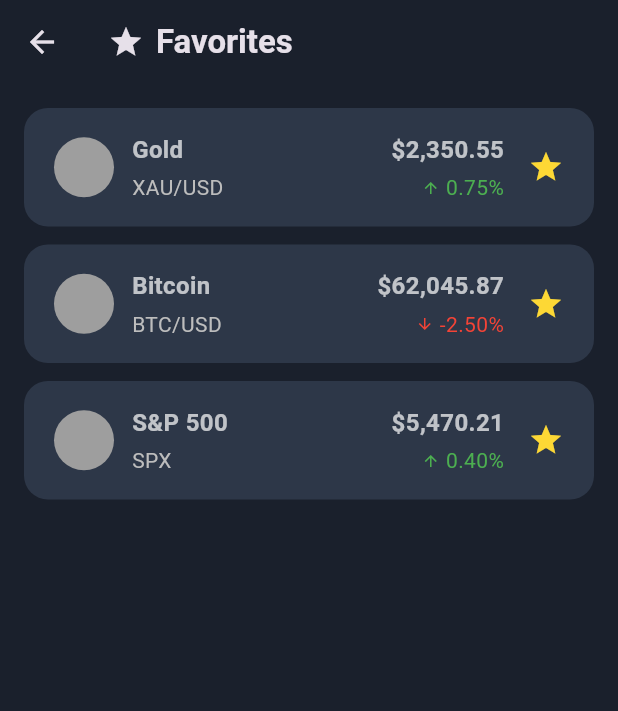
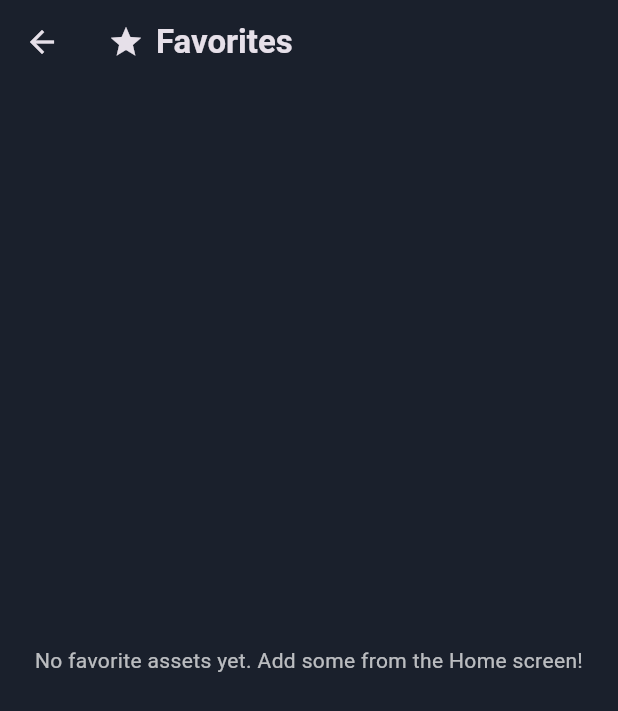
Before and after one commit to MuhammetEmirAydogan/Value_Flow_App, a Flutter app: the FavoritesScreen screen opened directly, on a phone screen of 412 x 824 dp. Shown: the top 711 px of the screen. Run offline on Flutter 3.47's test engine with Material 3 defaults, Android fonts, the phone set to English and light mode, and no system bars.

Commit message:
feat(assets): Implement AssetsProvider for favorite management and asset listing

```diff
--- a/lib/common/widgets/asset_list_item.dart
+++ b/lib/common/widgets/asset_list_item.dart
@@ -1,56 +1,52 @@
-// lib/common/widgets/asset_list_item.dart
 import 'package:flutter/material.dart';
 
 class AssetListItem extends StatelessWidget {
-  final String iconUrl; // Şimdilik kullanmayacağız ama ileride lazım olacak
+  final String iconUrl;
   final String name;
   final String symbol;
   final String price;
   final double changePercentage;
   final bool isFavorite;
+  final VoidCallback? onFavoriteToggle; // YENİ PARAMETRE
 
   const AssetListItem({
     super.key,
-    this.iconUrl = '', // Varsayılan boş değer
+    this.iconUrl = '',
     required this.name,
     required this.symbol,
     required this.price,
     required this.changePercentage,
     this.isFavorite = false,
+    this.onFavoriteToggle, // YENİ PARAMETRE
   });
 
   @override
   Widget build(BuildContext context) {
-    // Yüzdelik değişim için renk belirleme
     final Color changeColor = changePercentage >= 0 ? Colors.green : Colors.red;
     final IconData changeIcon = changePercentage >= 0 ? Icons.arrow_upward : Icons.arrow_downward;
 
     return Container(
       padding: const EdgeInsets.symmetric(vertical: 16.0, horizontal: 20.0),
       decoration: BoxDecoration(
-        color: const Color(0xFF2D3748),
+        color: Theme.of(context).inputDecorationTheme.fillColor, // Tema rengine göre güncelledik
         borderRadius: BorderRadius.circular(16.0),
       ),
       child: Row(
         children: [
-          // Varlık ikonu (şimdilik placeholder)
           const CircleAvatar(
             radius: 20,
             backgroundColor: Colors.grey,
-            // child: Image.network(iconUrl), // Gerçek ikonlar geldiğinde
           ),
           const SizedBox(width: 12),
-          // Varlık Adı ve Sembolü
           Column(
             crossAxisAlignment: CrossAxisAlignment.start,
             children: [
               Text(name, style: const TextStyle(fontSize: 16, fontWeight: FontWeight.bold)),
               const SizedBox(height: 4),
-              Text(symbol, style: TextStyle(color: Colors.grey[400])),
+              Text(symbol, style: TextStyle(color: Theme.of(context).textTheme.bodyMedium?.color)), // Tema rengine göre güncelledik
             ],
           ),
           const Spacer(),
-          // Fiyat ve Değişim
           Column(
             crossAxisAlignment: CrossAxisAlignment.end,
             children: [
@@ -69,10 +65,13 @@
             ],
           ),
           const SizedBox(width: 16),
-          // Favori ikonu
-          Icon(
-            isFavorite ? Icons.star : Icons.star_border,
-            color: isFavorite ? Colors.yellow[600] : Colors.grey[400],
+          // Favori ikonunu IconButton ile sarmalıyoruz
+          IconButton( // YENİ
+            icon: Icon(
+              isFavorite ? Icons.star : Icons.star_border,
+              color: isFavorite ? Colors.yellow[600] : Theme.of(context).iconTheme.color, // Tema rengine göre güncelledik
+            ),
+            onPressed: onFavoriteToggle, // İkona basıldığında callback tetiklenecek
           ),
         ],
       ),
--- a/lib/features/favorites/screens/favorites_screen.dart
+++ b/lib/features/favorites/screens/favorites_screen.dart
@@ -1,12 +1,17 @@
-// lib/features/favorites/screens/favorites_screen.dart
 import 'package:flutter/material.dart';
+import 'package:provider/provider.dart';
 import 'package:value_flow/common/widgets/asset_list_item.dart';
+import 'package:value_flow/providers/assets_provider.dart'; // YENİ IMPORT
 
 class FavoritesScreen extends StatelessWidget {
   const FavoritesScreen({super.key});
 
   @override
   Widget build(BuildContext context) {
+    // AssetsProvider'ı dinliyoruz, favori listesi değiştiğinde bu widget yeniden çizilecek
+    final assetsProvider = Provider.of<AssetsProvider>(context);
+    final favoriteAssets = assetsProvider.favoriteAssets;
+
     return Scaffold(
       appBar: AppBar(
         title: Row(
@@ -19,34 +24,37 @@
       ),
       body: Padding(
         padding: const EdgeInsets.all(16.0),
-        // Gerçek veriler geldiğinde ListView.builder kullanacağız
-        child: ListView(
-          children: const [
-            // Mock Data - Tasarımdaki gibi sahte verilerle dolduruyoruz
-            AssetListItem(
-              name: 'Gold',
-              symbol: 'XAU/USD',
-              price: '\$2,350.55',
-              changePercentage: 0.75,
-              isFavorite: true,
-            ),
-            SizedBox(height: 12),
-            AssetListItem(
-              name: 'Bitcoin',
-              symbol: 'BTC/USD',
-              price: '\$62,045.87',
-              changePercentage: -2.5,
-              isFavorite: true,
-            ),
-            SizedBox(height: 12),
-            AssetListItem(
-              name: 'S&P 500',
-              symbol: 'SPX',
-              price: '\$5,470.21',
-              changePercentage: 0.4,
-              isFavorite: true,
-            ),
-          ],
+        child: favoriteAssets.isEmpty
+            ? Center(
+          child: Text(
+            'No favorite assets yet. Add some from the Home screen!',
+            textAlign: TextAlign.center,
+            style: TextStyle(color: Theme.of(context).textTheme.bodyMedium?.color),
+          ),
+        )
+            : ListView.separated(
+          itemCount: favoriteAssets.length,
+          itemBuilder: (context, index) {
+            final asset = favoriteAssets[index];
+            return GestureDetector( // Tıklanabilirlik için sardık
+              onTap: () {
+                // TODO: Varlık detay ekranına git
+                print('${asset.name} detayına git');
+              },
+              child: AssetListItem(
+                name: asset.name,
+                symbol: asset.symbol,
+                price: '\$${asset.price.toStringAsFixed(2)}',
+                changePercentage: asset.changePercentage,
+                isFavorite: assetsProvider.isFavorite(asset.id),
+                // Favori butonuna tıklama işlevi ekliyoruz
+                onFavoriteToggle: () { // Bu metot AssetListItem'e eklenecek
+                  assetsProvider.toggleFavorite(asset.id);
+                },
+              ),
+            );
+          },
+          separatorBuilder: (context, index) => const SizedBox(height: 12),
         ),
       ),
     );
--- a/lib/main.dart
+++ b/lib/main.dart
@@ -4,6 +4,7 @@
 import 'package:value_flow/features/auth/screens/login_screen.dart';
 import 'package:value_flow/features/dashboard/screens/dashboard_screen.dart';
 import 'package:value_flow/providers/auth_provider.dart';
+import 'package:value_flow/providers/assets_provider.dart'; // YENİ IMPORT
 import 'package:value_flow/providers/theme_provider.dart';
 
 void main() {
@@ -12,6 +13,7 @@
       providers: [
         ChangeNotifierProvider(create: (_) => AuthProvider()),
         ChangeNotifierProvider(create: (_) => ThemeProvider()),
+        ChangeNotifierProvider(create: (_) => AssetsProvider()), // YENİ PROVIDER EKLEDİK
       ],
       child: const MyApp(),
     ),
--- /dev/null
+++ b/lib/models/asset.dart
@@ -0,0 +1,15 @@
+class Asset {
+  final String id;
+  final String name;
+  final String symbol;
+  final double price;
+  final double changePercentage;
+
+  Asset({
+    required this.id,
+    required this.name,
+    required this.symbol,
+    required this.price,
+    required this.changePercentage,
+  });
+}
--- /dev/null
+++ b/lib/providers/assets_provider.dart
@@ -0,0 +1,40 @@
+import 'package:flutter/foundation.dart';
+import 'package:value_flow/models/asset.dart'; // Henüz oluşturmadık, hata normal
+
+class AssetsProvider with ChangeNotifier {
+  // Şimdilik sahte varlıklar kullanıyoruz
+  final List<Asset> _allAssets = [
+    Asset(id: 'gold', name: 'Gold', symbol: 'XAU/USD', price: 2350.55, changePercentage: 0.75),
+    Asset(id: 'silver', name: 'Silver', symbol: 'XAG/USD', price: 29.88, changePercentage: -1.25),
+    Asset(id: 'usd', name: 'US Dollar', symbol: 'USD/TRY', price: 32.50, changePercentage: 0.00),
+    Asset(id: 'eur', name: 'Euro', symbol: 'EUR/TRY', price: 35.00, changePercentage: 0.15),
+    Asset(id: 'btc', name: 'Bitcoin', symbol: 'BTC/USD', price: 62045.87, changePercentage: -2.50),
+    Asset(id: 'eth', name: 'Ethereum', symbol: 'ETH/USD', price: 3412.33, changePercentage: 0.87),
+    Asset(id: 'crude_oil', name: 'Crude Oil (WTI)', symbol: 'CL', price: 85.43, changePercentage: 1.10),
+    Asset(id: 'natural_gas', name: 'Natural Gas', symbol: 'NG', price: 2.88, changePercentage: -2.30),
+    Asset(id: 'sandp', name: 'S&P 500', symbol: 'SPX', price: 5470.21, changePercentage: 0.40),
+    Asset(id: 'nasdaq', name: 'NASDAQ Composite', symbol: 'IXIC', price: 17721.23, changePercentage: 0.65),
+  ];
+
+  // Favori varlıkların ID'lerini tutan set
+  final Set<String> _favoriteAssetIds = {};
+
+  List<Asset> get allAssets => _allAssets;
+
+  List<Asset> get favoriteAssets {
+    return _allAssets.where((asset) => _favoriteAssetIds.contains(asset.id)).toList();
+  }
+
+  bool isFavorite(String assetId) {
+    return _favoriteAssetIds.contains(assetId);
+  }
+
+  void toggleFavorite(String assetId) {
+    if (_favoriteAssetIds.contains(assetId)) {
+      _favoriteAssetIds.remove(assetId);
+    } else {
+      _favoriteAssetIds.add(assetId);
+    }
+    notifyListeners(); // Favori durumu değişti, dinleyenleri güncelle
+  }
+}
```
Also changed, not shown: lib/features/home/screens/home_screen.dart (+53 -8 lines).
